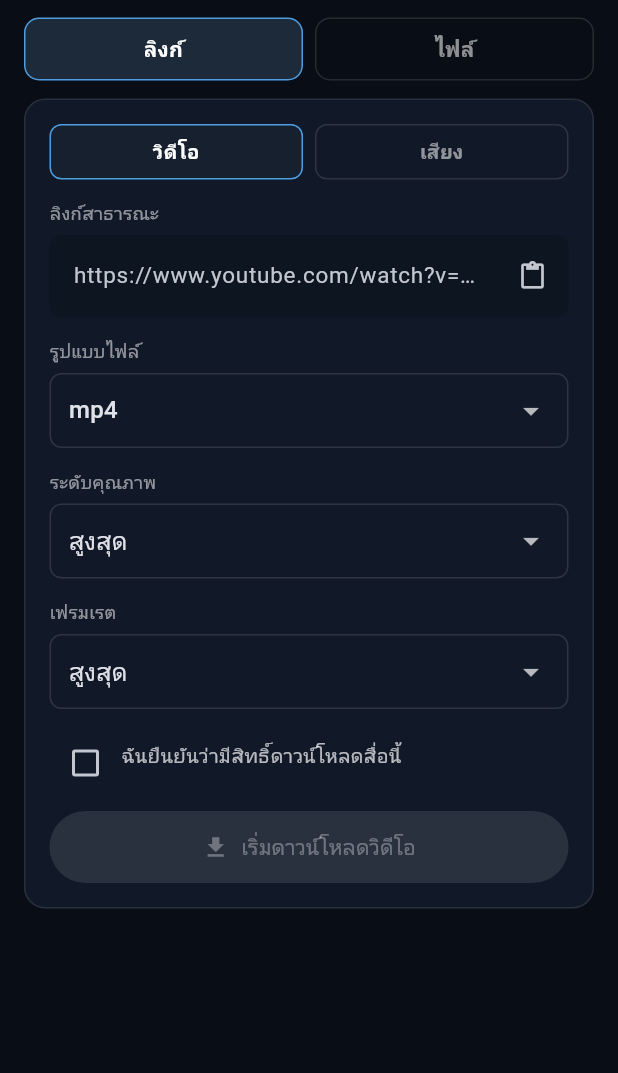
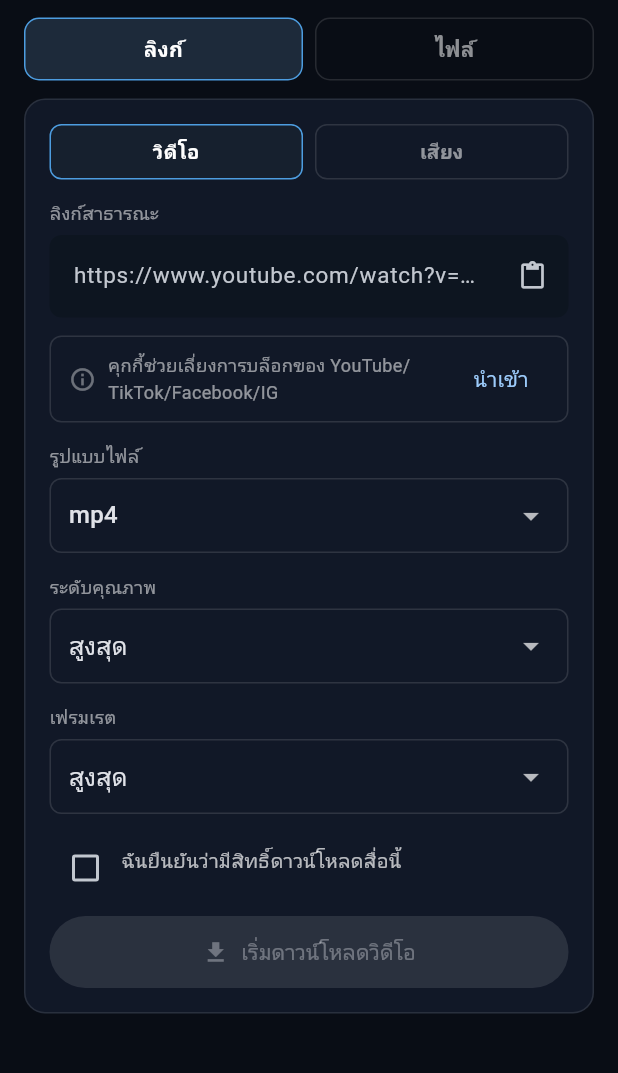
Before and after one commit to ertyu007/media-toolkit-Open-source, a Flutter app: the screen it shows after launch, on a phone screen of 412 x 824 dp, the part 65-1138 px from its top. Run offline on Flutter 3.47's test engine with Material 3 defaults, Android fonts, the phone set to English and light mode, and no system bars; our stand-ins replace chewie, share_plus, video_player; missing offline and left inert: ffmpeg_kit_flutter_new.

Commit message:
Add cookie import to bypass download blocking (YouTube/TikTok/Facebook/IG)

```diff
--- a/mobile/lib/main.dart
+++ b/mobile/lib/main.dart
@@ -383,6 +383,7 @@ class _HomeScreenState extends State<HomeScreen> {
             ),
           ),
         ),
+        _cookiesRow(),
         if (_urlMode == JobMode.video) ...[
           _fieldLabel('รูปแบบไฟล์'),
           _dropdown<String>(_urlFormat, const ['mp4', 'mov'], (v) {
@@ -446,6 +447,59 @@ class _HomeScreenState extends State<HomeScreen> {
     } catch (_) {
       _toast('ไม่สามารถอ่านคลิปบอร์ดได้', bad: true);
     }
+  }
+
+  Future<void> _importCookies() async {
+    try {
+      final picked = await NativeService.instance.pickCookieFile();
+      if (picked == null) return;
+      final saved = await app.importCookies(picked);
+      _toast(
+        saved != null ? 'นำเข้าคุกกี้สำเร็จ' : 'นำเข้าคุกกี้ไม่สำเร็จ',
+        bad: saved == null,
+      );
+    } catch (e) {
+      _toast('นำเข้าคุกกี้ไม่สำเร็จ: $e', bad: true);
+    }
+  }
+
+  Widget _cookiesRow() {
+    final has = app.cookiesPath != null;
+    return Container(
+      margin: const EdgeInsets.only(top: 12),
+      padding: const EdgeInsets.symmetric(horizontal: 12, vertical: 4),
+      decoration: BoxDecoration(
+        borderRadius: BorderRadius.circular(8),
+        border: Border.all(
+          color: has ? const Color(0xFF2E7D32) : Colors.white12,
+        ),
+      ),
+      child: Row(
+        children: [
+          Icon(
+            has ? Icons.check_circle_outline : Icons.info_outline,
+            size: 18,
+            color: has ? const Color(0xFF2E7D32) : Colors.white38,
+          ),
+          const SizedBox(width: 8),
+          Expanded(
+            child: Text(
+              has
+                  ? 'ใช้คุกกี้แล้ว (ช่วยเลี่ยงการบล็อกดาวน์โหลด)'
+                  : 'คุกกี้ช่วยเลี่ยงการบล็อกของ YouTube/TikTok/Facebook/IG',
+              style: TextStyle(
+                fontSize: 12,
+                color: has ? Colors.white70 : Colors.white54,
+              ),
+            ),
+          ),
+          TextButton(
+            onPressed: has ? app.clearCookies : _importCookies,
+            child: Text(has ? 'ลบ' : 'นำเข้า'),
+          ),
+        ],
+      ),
+    );
   }
 
   // ---------------- File panel ----------------
```
Also changed, not shown: mobile/lib/app_state.dart (+45 -0 lines), mobile/lib/services/native.dart (+7 -0 lines), 1 other file.
